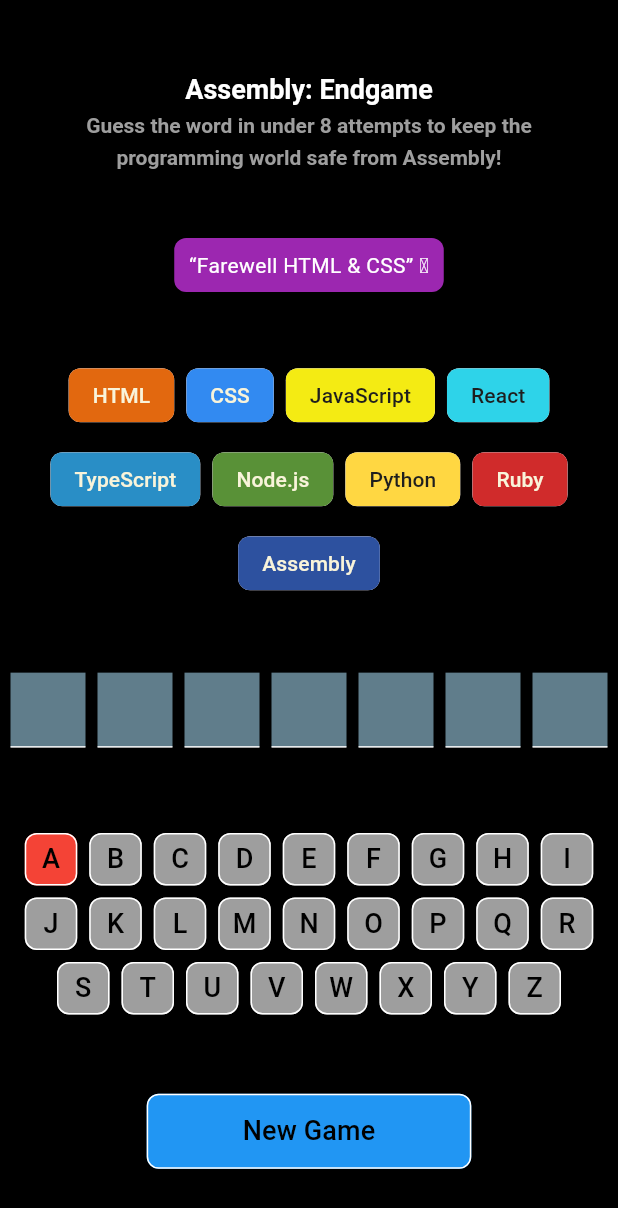
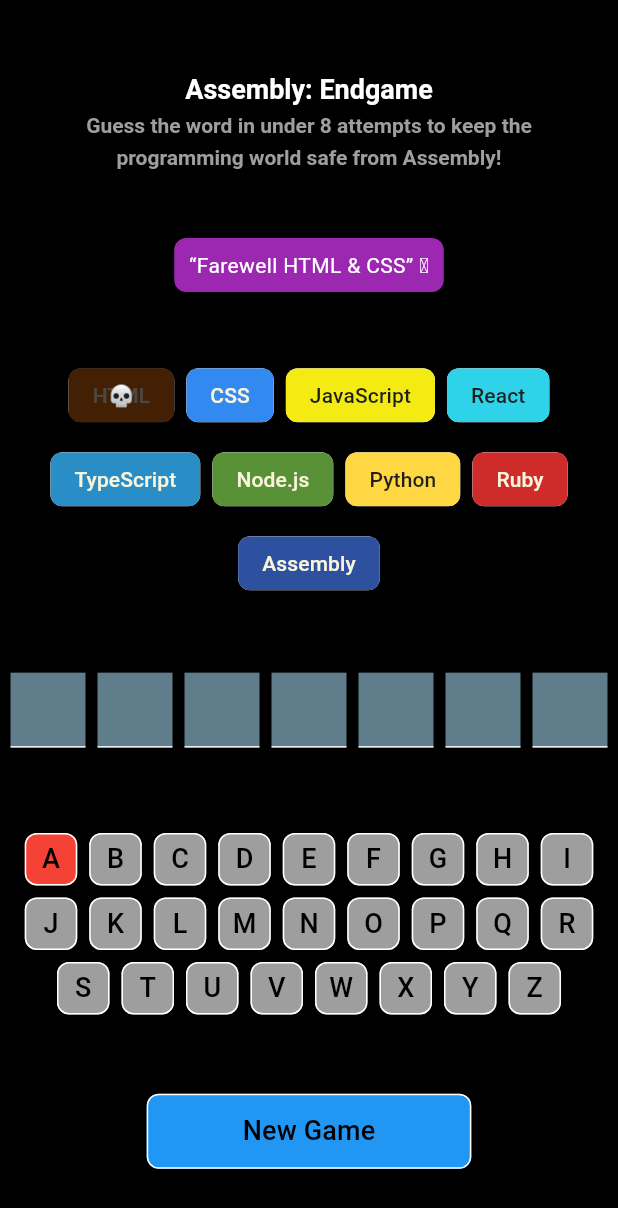
Before and after one commit to amirmhmdi/assembly-endgame-flutter, a Flutter app: the screen it shows after launch, after a tap on an icon or button, on a phone screen of 412 x 824 dp. Shown: the top 1208 px of the screen. Run offline on Flutter 3.47's test engine with Material 3 defaults, Android fonts, the phone set to English and light mode, and no system bars; our stand-ins replace flutter_riverpod, riverpod_annotation; generated files the repository leaves out were written again.

Commit message:
chips state done

```diff
--- a/lib/presentation/widgets/chips_widget.dart
+++ b/lib/presentation/widgets/chips_widget.dart
@@ -1,3 +1,4 @@
+import 'package:assembly_endgame/provider/game_state.dart';
 import 'package:assembly_endgame/utils/languages.dart';
 import 'package:flutter/material.dart';
 import 'package:flutter_riverpod/flutter_riverpod.dart';
@@ -7,22 +8,25 @@
 
   @override
   Widget build(BuildContext context, WidgetRef ref) {
-    return Container(
-      child: Wrap(
+    ref.watch(gameStateProvider);
+    return Wrap(
       spacing: 8,
       runSpacing: 8,
       alignment: WrapAlignment.center,
-        children: languagesList
-            .map(
-              (element) => Chip(
+      children: languagesList.asMap().entries.map((element) {
+        return Stack(
+          clipBehavior: Clip.none,
+          children: [
+            Chip(
               elevation: 0.0,
               label: Text(
-                  element['name']!,
+                element.value['name']!,
                 style: TextStyle(
-                      color: Color(int.parse(element['color']!, radix: 16))),
+                    color:
+                        Color(int.parse(element.value['color']!, radix: 16))),
               ),
               backgroundColor: Color(
-                  int.parse(element['backgroundColor']!, radix: 16),
+                int.parse(element.value['backgroundColor']!, radix: 16),
               ),
               shape: RoundedRectangleBorder(
                 borderRadius: BorderRadius.circular(8),
@@ -32,9 +36,20 @@
                 ),
               ),
             ),
-            )
-            .toList(),
+            if (element.key < ref.read(gameStateProvider.notifier).wrongCount())
+              Positioned.fill(
+                child: Container(
+                  alignment: Alignment.center,
+                  decoration: BoxDecoration(
+                    color: Colors.black.withOpacity(0.7),
+                    borderRadius: BorderRadius.circular(8),
                   ),
+                  child: const Text("💀"),
+                ),
+              ),
+          ],
+        );
+      }).toList(),
     );
   }
 }
--- a/lib/provider/game_state.dart
+++ b/lib/provider/game_state.dart
@@ -9,6 +9,7 @@
 @riverpod
 class GameState extends _$GameState {
   String _currentWord = "";
+  int _wrongCount = 0;
 
   @override
   String build() {
@@ -21,12 +22,17 @@
     // return wordsList[Random().nextInt(wordsList.length)].toUpperCase();
   }
 
-  String getCurrentWord() {
-    return _currentWord;
-  }
+  String getCurrentWord() => _currentWord;
+
+  int wrongCount() => _wrongCount;
 
   void addLetter(String letter) {
-    if (!state.contains(letter)) state += letter;
+    if (!state.contains(letter)) {
+      if (!_currentWord.contains(letter)) {
+        _wrongCount++;
+      }
+      state += letter;
+    }
   }
 
   String shouldShowLetter(String letter) {
```
Also changed, not shown: lib/provider/game_state.g.dart. Lines whose indentation alone changed are shown as unchanged.
